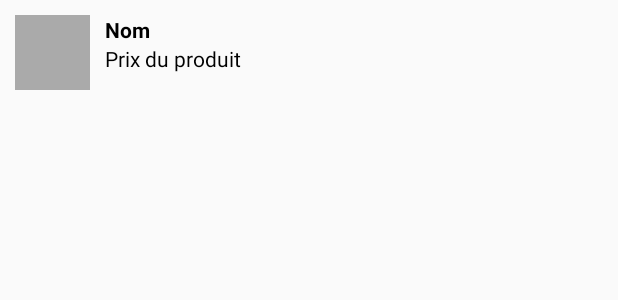
After one commit to notetienne/folle, an Android app: the layout row_article.xml on its own in the app's theme, with its tools: preview values and no code run, on a phone screen of 412 x 824 dp. The commit adds this screen. Shown: the top 300 px of the screen. Run offline under Robolectric (Android 15) with nearby library versions, the phone set to English and light mode, and no system bars.

Commit message:
Ajout du l'image et du prix de chaque produit

```diff
--- /dev/null
+++ b/app/src/main/res/layout/row_article.xml
@@ -0,0 +1,38 @@
+<?xml version="1.0" encoding="utf-8"?>
+<RelativeLayout xmlns:android="http://schemas.android.com/apk/res/android"
+    xmlns:tools="http://schemas.android.com/tools"
+    android:layout_width="match_parent"
+    android:layout_height="match_parent"
+    android:padding="10dp"
+    >
+
+    <ImageView
+        android:id="@+id/image"
+        android:layout_width="50dp"
+        android:layout_height="50dp"
+        tools:background="#AAA"
+        />
+
+    <TextView
+        android:id="@+id/nom"
+        android:layout_width="wrap_content"
+        android:layout_height="wrap_content"
+        android:textColor="@android:color/black"
+        android:layout_marginLeft="10dp"
+        android:layout_toRightOf="@+id/image"
+        android:layout_alignTop="@+id/image"
+        android:textStyle="bold"
+        tools:text="Nom"
+        />
+
+    <TextView
+        android:id="@+id/prix_art"
+        android:layout_width="wrap_content"
+        android:layout_height="wrap_content"
+        android:textColor="@android:color/black"
+        android:layout_alignLeft="@+id/nom"
+        android:layout_below="@+id/nom"
+        tools:text="Prix du produit"
+        />
+
+</RelativeLayout>
```
Also changed, not shown: app/src/main/java/com/example/etienne/folle_e/ArticleAdapter.java (added, +53 -0 lines), app/src/main/java/com/example/etienne/folle_e/MainActivity.java (+40 -36 lines), app/src/main/java/com/example/etienne/folle_e/Produit.java (+47 -5 lines), 55 other files.
